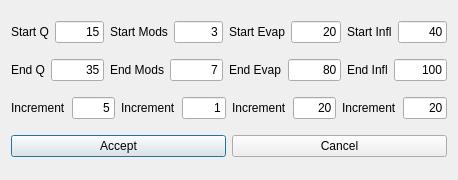
Qt form antcolonytestdialog.ui (xQsme/RLP_Qt) before a commit.
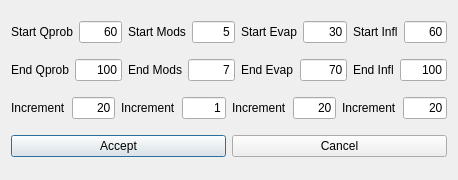
The same form after that commit.

What changed in the file:
```diff
--- a/antcolonytestdialog.ui
+++ b/antcolonytestdialog.ui
@@ -19,14 +19,14 @@
      <item>
       <widget class="QLabel" name="label_4">
        <property name="text">
-        <string>Start Q</string>
+        <string>Start Qprob</string>
        </property>
       </widget>
      </item>
      <item>
       <widget class="QLineEdit" name="lineEditStartQ">
        <property name="text">
-        <string>15</string>
+        <string>60</string>
        </property>
        <property name="alignment">
         <set>Qt::AlignRight|Qt::AlignTrailing|Qt::AlignVCenter</set>
@@ -43,7 +43,7 @@
      <item>
       <widget class="QLineEdit" name="lineEditStartMods">
        <property name="text">
-        <string>3</string>
+        <string>5</string>
        </property>
        <property name="alignment">
         <set>Qt::AlignRight|Qt::AlignTrailing|Qt::AlignVCenter</set>
@@ -60,7 +60,7 @@
      <item>
       <widget class="QLineEdit" name="lineEditStartEvaporation">
        <property name="text">
-        <string>20</string>
+        <string>30</string>
        </property>
        <property name="alignment">
         <set>Qt::AlignRight|Qt::AlignTrailing|Qt::AlignVCenter</set>
@@ -77,7 +77,7 @@
      <item>
       <widget class="QLineEdit" name="lineEditStartInfluence">
        <property name="text">
-        <string>40</string>
+        <string>60</string>
        </property>
        <property name="alignment">
         <set>Qt::AlignRight|Qt::AlignTrailing|Qt::AlignVCenter</set>
@@ -91,14 +91,14 @@
      <item>
       <widget class="QLabel" name="label_5">
        <property name="text">
-        <string>End Q</string>
+        <string>End Qprob</string>
        </property>
       </widget>
      </item>
      <item>
       <widget class="QLineEdit" name="lineEditEndQ">
        <property name="text">
-        <string>35</string>
+        <string>100</string>
        </property>
        <property name="alignment">
         <set>Qt::AlignRight|Qt::AlignTrailing|Qt::AlignVCenter</set>
@@ -132,7 +132,7 @@
      <item>
       <widget class="QLineEdit" name="lineEditEndEvaporation">
        <property name="text">
-        <string>80</string>
+        <string>70</string>
        </property>
        <property name="alignment">
         <set>Qt::AlignRight|Qt::AlignTrailing|Qt::AlignVCenter</set>
@@ -170,7 +170,7 @@
      <item>
       <widget class="QLineEdit" name="lineEditIncrementQ">
        <property name="text">
-        <string>5</string>
+        <string>20</string>
        </property>
        <property name="alignment">
         <set>Qt::AlignRight|Qt::AlignTrailing|Qt::AlignVCenter</set>
```
